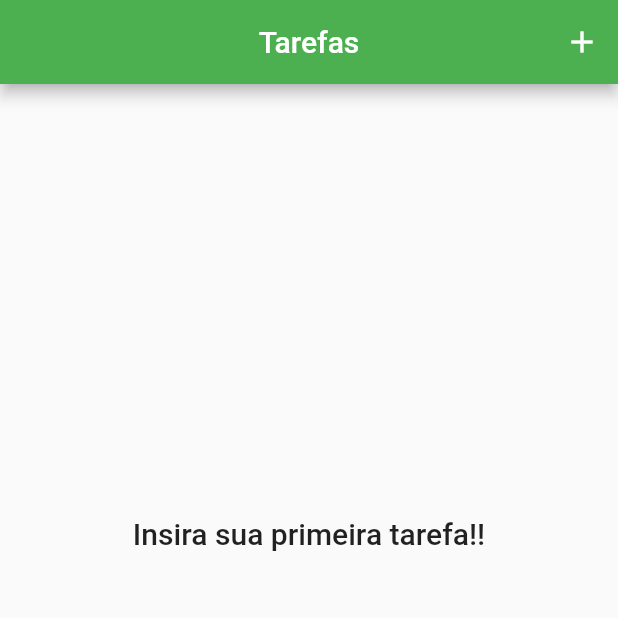
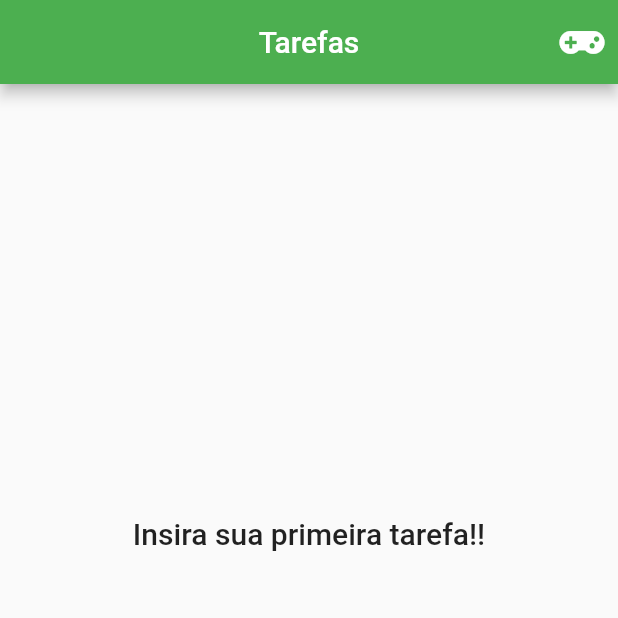
Before and after one commit to heloeng/Diario_De_Tarefas, a Flutter app: the screen it shows after launch, on a phone screen of 412 x 824 dp, the top half of it. Run offline on Flutter 3.47's test engine with Material 2 defaults, Android fonts, the phone set to English and light mode, and no system bars; our stand-ins replace font_awesome_flutter.

Commit message:
font_awseome

```diff
--- a/lib/main.dart
+++ b/lib/main.dart
@@ -1,6 +1,7 @@
 // ignore_for_file: prefer_const_literals_to_create_immutables, prefer_const_constructors, use_key_in_widget_constructors, unused_element
 
 import 'package:flutter/material.dart';
+import 'package:font_awesome_flutter/font_awesome_flutter.dart';
 import 'dart:math';
 import 'package:teste/components/transaction_form.dart';
 import 'package:teste/components/transaction_list.dart';
@@ -14,7 +15,6 @@ class ExpenseApp extends StatelessWidget {
     return MaterialApp(
       debugShowCheckedModeBanner: false,
       theme: ThemeData(primarySwatch: Colors.green),
-
       home: MyHomePage(),
     );
   }
@@ -26,9 +26,7 @@ class MyHomePage extends StatefulWidget {
 }
 
 class _MyHomePageState extends State<MyHomePage> {
-
   final List<Transaction> _transactions = [];
-
 
   _addTransaction(String icone, String title, String descricao, DateTime date) {
     final newTransaction = Transaction(
@@ -54,7 +52,6 @@ class _MyHomePageState extends State<MyHomePage> {
   _opentransactionFormModal(BuildContext context) {
     showModalBottomSheet(
       context: context,
-
       builder: (_) {
         return TransactionForm(_addTransaction);
       },
@@ -64,16 +61,12 @@ class _MyHomePageState extends State<MyHomePage> {
   @override
   Widget build(BuildContext context) {
     return Scaffold(
-      appBar: AppBar(
-
-          centerTitle: true,
-          title: Text('Tarefas'),
-          actions: [
-            IconButton(
-              icon: Icon(Icons.add),
-              onPressed: () => _opentransactionFormModal(context),
-            ),
-          ]),
+      appBar: AppBar(centerTitle: true, title: Text('Tarefas'), actions: [
+        IconButton(
+          icon: FaIcon(FontAwesomeIcons.gamepad),
+          onPressed: () => _opentransactionFormModal(context),
+        ),
+      ]),
       body: SingleChildScrollView(
         child: Column(
           children: [
```
